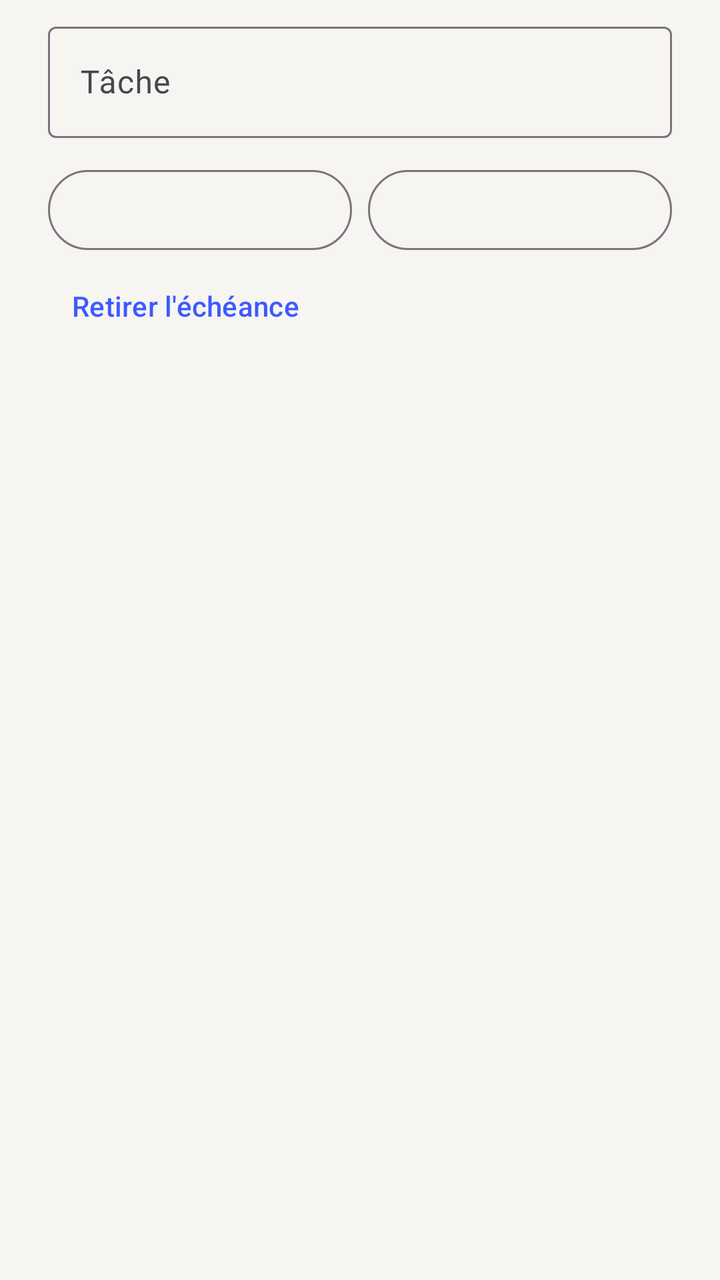
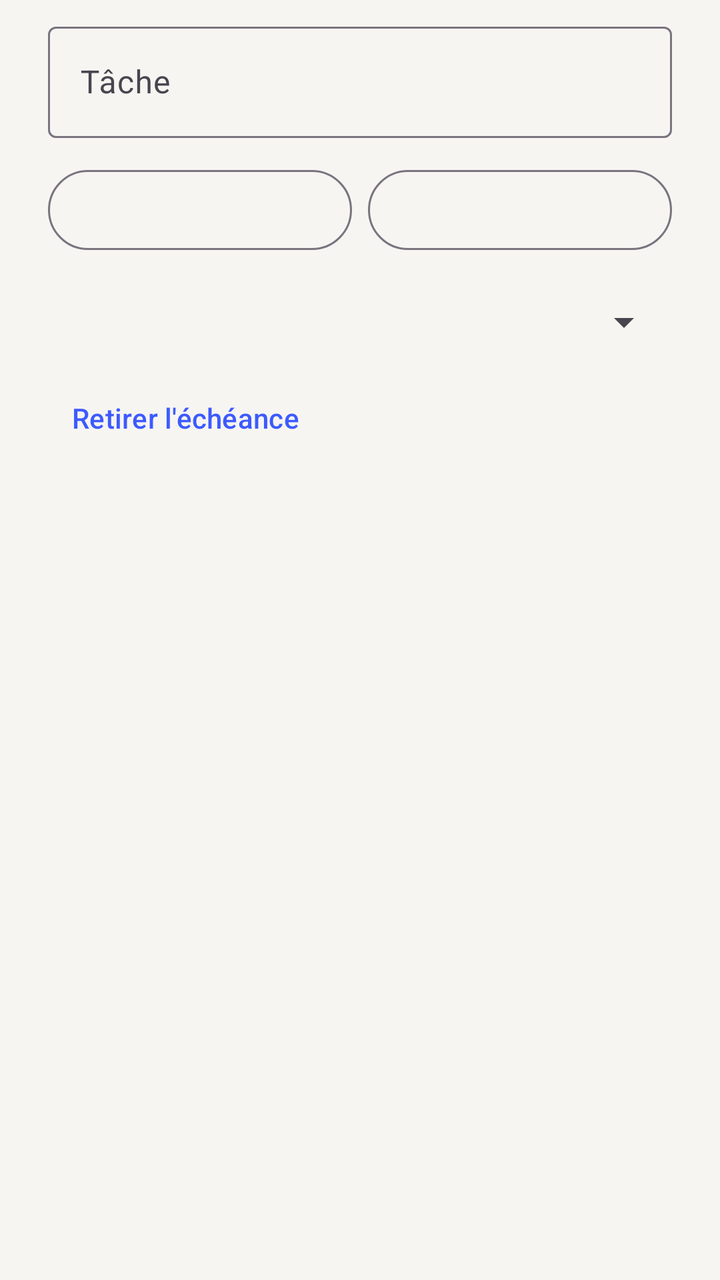

Before-and-after screenshots of an Android layout around one commit, followed by the original layout XML and the change that was made.
<!-- AndroidManifest.xml: application theme Theme.PenseBete -->
<!-- res/layout/dialog_edit.xml -->
<?xml version="1.0" encoding="utf-8"?>
<LinearLayout xmlns:android="http://schemas.android.com/apk/res/android"
    android:layout_width="match_parent"
    android:layout_height="wrap_content"
    android:orientation="vertical"
    android:paddingHorizontal="24dp"
    android:paddingTop="8dp">

    <com.google.android.material.textfield.TextInputLayout
        android:layout_width="match_parent"
        android:layout_height="wrap_content"
        android:hint="Tâche">

        <com.google.android.material.textfield.TextInputEditText
            android:id="@+id/editTitle"
            android:layout_width="match_parent"
            android:layout_height="wrap_content"
            android:inputType="textCapSentences" />
    </com.google.android.material.textfield.TextInputLayout>

    <LinearLayout
        android:layout_width="match_parent"
        android:layout_height="wrap_content"
        android:layout_marginTop="12dp"
        android:orientation="horizontal">

        <com.google.android.material.button.MaterialButton
            android:id="@+id/editDate"
            style="@style/Widget.Material3.Button.OutlinedButton"
            android:layout_width="0dp"
            android:layout_height="wrap_content"
            android:layout_weight="1" />

        <com.google.android.material.button.MaterialButton
            android:id="@+id/editTime"
            style="@style/Widget.Material3.Button.OutlinedButton"
            android:layout_width="0dp"
            android:layout_height="wrap_content"
            android:layout_marginStart="8dp"
            android:layout_weight="1" />
    </LinearLayout>

    <com.google.android.material.button.MaterialButton
        android:id="@+id/editNoDate"
        style="@style/Widget.Material3.Button.TextButton"
        android:layout_width="wrap_content"
        android:layout_height="wrap_content"
        android:text="Retirer l'échéance" />
</LinearLayout>
<!-- resources referenced by this layout -->
<resources>
  <style name="Theme.PenseBete" parent="Theme.Material3.DayNight.NoActionBar">
          <item name="colorPrimary">@color/accent</item>
          <item name="android:windowBackground">@color/bg</item>
          <item name="android:statusBarColor">@color/bg</item>
          <item name="android:windowLightStatusBar">true</item>
      </style>
  <color name="accent">#3D5AFE</color>
  <color name="bg">#F6F5F2</color>
</resources>

<!-- the commit's change to res/layout/dialog_edit.xml (unified diff, before → after) -->
@@ -40,6 +40,13 @@
             android:layout_weight="1" />
     </LinearLayout>
 
+    <Spinner
+        android:id="@+id/editRepeat"
+        android:layout_width="match_parent"
+        android:layout_height="wrap_content"
+        android:layout_marginTop="8dp"
+        android:minHeight="48dp" />
+
     <com.google.android.material.button.MaterialButton
         android:id="@+id/editNoDate"
         style="@style/Widget.Material3.Button.TextButton"
